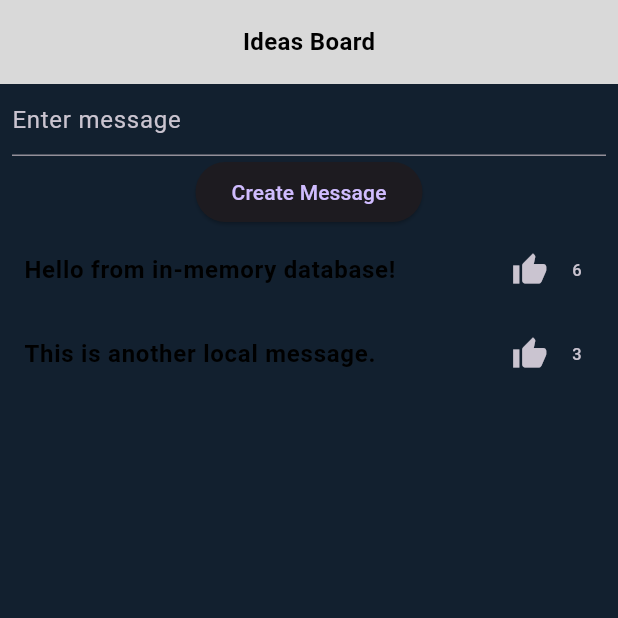
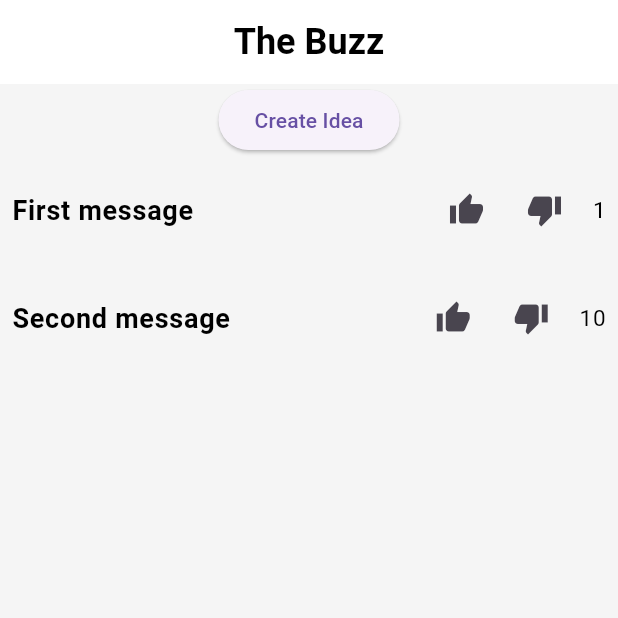
Before and after one commit to Sam20042/BuzzApplication, a Flutter app: the screen it shows after launch, after a tap on the "thumb up" icon, on a phone screen of 412 x 824 dp, the top half of it. Run offline on Flutter 3.47's test engine with Material 3 defaults, Android fonts, the phone set to English and light mode, and no system bars.

Commit message:
Finished mobile w/ using local JSON as placeholder for database

```diff
--- a/mobile/flutter/ideas_application/lib/headers/create_message.dart
+++ b/mobile/flutter/ideas_application/lib/headers/create_message.dart
@@ -5,31 +5,48 @@ class CreateMessage extends StatelessWidget {
 
   const CreateMessage({super.key, required this.onCreateMessage});
 
-  @override
-  Widget build(BuildContext context) {
+  // Show the modal to create a new message
+  void showCreateMessageModal(BuildContext context) {
     final TextEditingController messageController = TextEditingController();
 
-    return Column(
-      children: [
-        Container(
-          padding: const EdgeInsets.symmetric(horizontal: 8.0),
-          child: TextField(
+    showDialog(
+      context: context,
+      builder: (BuildContext context) {
+        return AlertDialog(
+          title: const Text('Create a New Idea'),
+          content: TextField(
             controller: messageController,
             decoration: const InputDecoration(
-              hintText: 'Enter message',
+              hintText: 'What\'s your thoughts?',
             ),
           ),
+          actions: [
+            TextButton(
+              onPressed: () {
+                Navigator.of(context).pop(); // Close dialog
+              },
+              child: const Text('Cancel Idea'),
             ),
             ElevatedButton(
               onPressed: () {
                 if (messageController.text.isNotEmpty) {
                   onCreateMessage(messageController.text);
-              messageController.clear(); // Clear input field
+                  Navigator.of(context).pop(); // Close after submission
                 }
               },
-          child: const Text('Create Message'),
+              child: const Text('Submit Idea'),
             ),
           ],
         );
+      },
+    );
+  }
+
+  @override
+  Widget build(BuildContext context) {
+    return ElevatedButton(
+      onPressed: () => showCreateMessageModal(context),
+      child: const Text('Create Idea'),
+    );
   }
 }
--- a/mobile/flutter/ideas_application/lib/headers/header.dart
+++ b/mobile/flutter/ideas_application/lib/headers/header.dart
@@ -6,16 +6,16 @@ class Header extends StatelessWidget {
   @override
   Widget build(BuildContext context) {
     return Container(
-      height: 56,
+      height: 60,
       width: double.infinity,
-      decoration: const BoxDecoration(color: Color(0xFFD9D9D9)),
+      color: Colors.white,
       alignment: Alignment.center,
       child: const Text(
-        'Ideas Board',
+        'The Buzz',
         style: TextStyle(
           color: Colors.black,
-          fontSize: 16,
-          fontWeight: FontWeight.w700,
+          fontSize: 24,
+          fontWeight: FontWeight.bold,
         ),
       ),
     );
--- a/mobile/flutter/ideas_application/lib/main.dart
+++ b/mobile/flutter/ideas_application/lib/main.dart
@@ -1,4 +1,5 @@
 import 'package:flutter/material.dart';
+import 'dart:convert'; // Import for JSON encoding/decoding
 import 'headers/header.dart';
 import 'headers/create_message.dart';
 import 'messages/message_list.dart';
@@ -15,49 +16,62 @@ class FigmaToCodeApp extends StatefulWidget {
 }
 
 class _FigmaToCodeAppState extends State<FigmaToCodeApp> {
-  // In-memory list to simulate a database
+  // Mock JSON database: List of messages
   List<Map<String, dynamic>> messages = [
-    {'id': 1, 'message': 'Hello from in-memory database!', 'likes': 5},
-    {'id': 2, 'message': 'This is another local message.', 'likes': 3},
+    {"mId": 1, "mMessage": "First message", "mLikes": 0},
+    {"mId": 2, "mMessage": "Second message", "mLikes": 10},
   ];
 
+  // Helper function to print the database (messages list) as JSON
+  void printDatabase() {
+    String jsonString = jsonEncode(messages); // Convert to JSON string
+    print('Database JSON: $jsonString'); // Print the JSON string
+  }
+
+  // Function to add a new message with 0 initial likes
   void addNewMessage(String message) {
     setState(() {
       messages.insert(0, {
-      'id': messages.length + 1,
-      'message': message,
-      'likes': 0,
+        "mId": messages.length + 1, // Incremental ID
+        "mMessage": message,
+        "mLikes": 0, // Initial likes
       });
-    print(messages); // Print the messages list after adding a new message
     });
+
+    print('New message added: $message');
+    printDatabase(); // Print updated database
   }
 
-void updateLikes(int id, int newLikes) {
+  // Function to update the like counter
+  void updateLikes(int id, int increment) {
     setState(() {
-    final index = messages.indexWhere((msg) => msg['id'] == id);
-    if (index != -1) {
-      messages[index]['likes'] = newLikes;
-      print(messages); // Print the messages list after updating likes
+      final message = messages.firstWhere((msg) => msg['mId'] == id);
+      message['mLikes'] += increment;
+    });
+
+    print('Likes updated for message ID $id');
+    printDatabase(); // Print updated database
   }
-  });
-}
-
 
   @override
   Widget build(BuildContext context) {
     return MaterialApp(
-      theme: ThemeData.dark().copyWith(
-        scaffoldBackgroundColor: const Color.fromARGB(255, 18, 32, 47),
+      theme: ThemeData.light().copyWith(
+        scaffoldBackgroundColor: const Color(0xFFF5F5F5),
       ),
       home: Scaffold(
+        appBar: AppBar(
+          title: const Header(),
+          backgroundColor: Colors.white,
+          elevation: 0,
+        ),
         body: Column(
           children: [
-            const Header(),
-            CreateMessage(onCreateMessage: addNewMessage),
+            CreateMessage(onCreateMessage: addNewMessage), // Create new message
             Expanded(
               child: MessageList(
                 messages: messages,
-                onUpdateLikes: updateLikes,
+                onUpdateLikes: updateLikes, // Update likes for message
               ),
             ),
           ],
--- a/mobile/flutter/ideas_application/lib/messages/message_list.dart
+++ b/mobile/flutter/ideas_application/lib/messages/message_list.dart
@@ -2,7 +2,7 @@ import 'package:flutter/material.dart';
 
 class MessageList extends StatelessWidget {
   final List<Map<String, dynamic>> messages;
-  final Function(int, int) onUpdateLikes;
+  final Function(int, int) onUpdateLikes; // Takes ID and increment (+1/-1)
 
   const MessageList({
     super.key,
@@ -16,11 +16,13 @@ class MessageList extends StatelessWidget {
       itemCount: messages.length,
       itemBuilder: (context, index) {
         final message = messages[index];
+
         return ListTile(
+          contentPadding: const EdgeInsets.all(8.0),
           title: Text(
-            message['message'],
+            message['mMessage'] ?? 'No message', // Handle null message safely
             style: const TextStyle(
-              fontSize: 16,
+              fontSize: 18,
               fontWeight: FontWeight.bold,
               color: Colors.black,
             ),
@@ -28,17 +30,31 @@ class MessageList extends StatelessWidget {
           trailing: Row(
             mainAxisSize: MainAxisSize.min,
             children: [
+              // Like Button
               IconButton(
                 icon: const Icon(Icons.thumb_up),
-                onPressed: () {
-                  onUpdateLikes(
-                    message['id'],
-                    message['likes'] + 1,
-                  );
-                },
+                onPressed: () => onUpdateLikes(message['mId'], 1), // Increment by 1
               ),
+
               const SizedBox(width: 4),
-              Text('${message['likes']}'),
+
+              // Dislike Button
+              IconButton(
+                icon: const Icon(Icons.thumb_down),
+                onPressed: () => onUpdateLikes(message['mId'], -1), // Decrement by 1
+              ),
+
+              const SizedBox(width: 8),
+
+              // Like Counter
+              Text(
+                '${message['mLikes'] ?? 0}', // Display like count
+                style: const TextStyle(
+                  fontSize: 15,
+                  fontWeight: FontWeight.w400,
+                  color: Colors.black,
+                ),
+              ),
             ],
           ),
         );
```
Also changed, not shown: mobile/flutter/ideas_application/lib/messages/message_item.dart (+15 -9 lines). Lines whose indentation alone changed are shown as unchanged.
